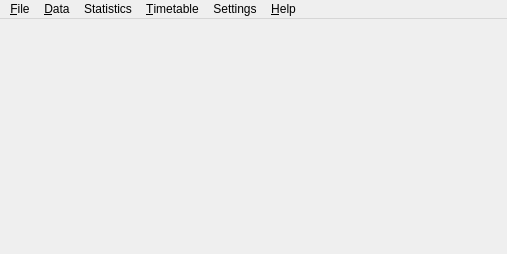
Above: src/interface/fetmainform_template.ui from janLo/FET before the change. Below: the same form after it.
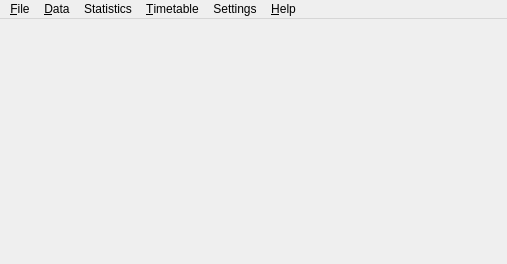
That is the form after the change. Icons and pictures are not drawn.

Diff of the .ui file:
```diff
--- a/src/interface/fetmainform_template.ui
+++ b/src/interface/fetmainform_template.ui
@@ -6,7 +6,7 @@
     <x>0</x>
     <y>0</y>
     <width>507</width>
-    <height>254</height>
+    <height>264</height>
    </rect>
   </property>
   <property name="windowTitle" >
```
Left out of the diff: 415 changed lines with no effect on the pictures.
